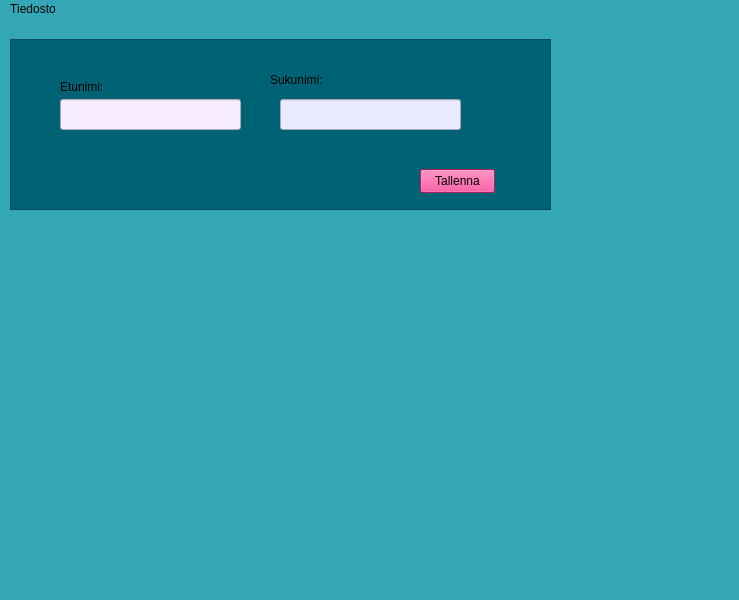
Before: the Qt Designer form tietokantaTesti.ui in katalav/Autolainaus, drawn with Qt 5.
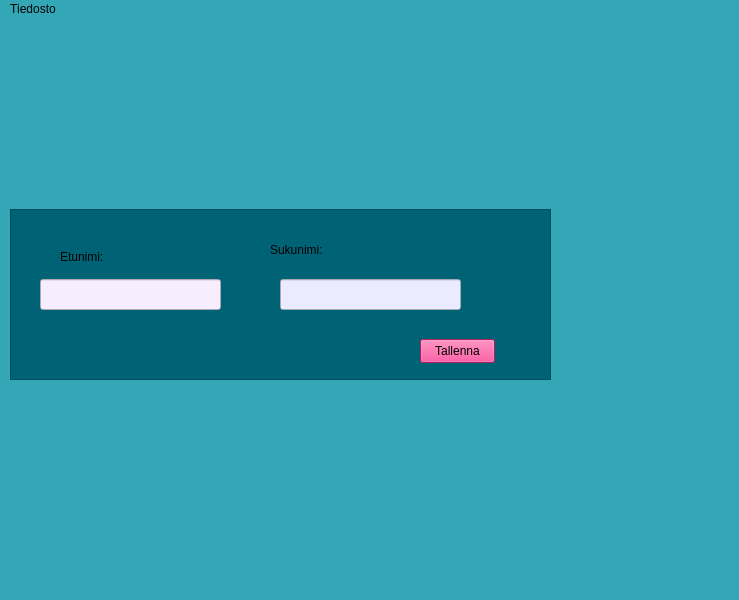
After: the same form once the commit is applied. Icons and pictures are not drawn.

Commit message: 28.1 vähän jotain

Patch:
```diff
--- a/tietokantaTesti.ui
+++ b/tietokantaTesti.ui
@@ -36,8 +36,8 @@
    <widget class="QLabel" name="studentAndKeyLabel">
     <property name="geometry">
      <rect>
-      <x>460</x>
-      <y>240</y>
+      <x>30</x>
+      <y>-20</y>
       <width>231</width>
       <height>241</height>
      </rect>
@@ -50,7 +50,7 @@
     <property name="geometry">
      <rect>
       <x>10</x>
-      <y>20</y>
+      <y>190</y>
       <width>541</width>
       <height>171</height>
      </rect>
@@ -64,35 +64,6 @@
     <property name="frameShadow">
      <enum>QFrame::Shadow::Raised</enum>
     </property>
-    <widget class="QLineEdit" name="firstNameLineEdit">
-     <property name="geometry">
-      <rect>
-       <x>50</x>
-       <y>60</y>
-       <width>181</width>
-       <height>31</height>
-      </rect>
-     </property>
-     <property name="styleSheet">
-      <string notr="true">color: rgb(0, 0, 0);
-background-color: rgb(247, 237, 255);</string>
-     </property>
-    </widget>
-    <widget class="QLineEdit" name="lastNameLineEdit">
-     <property name="geometry">
-      <rect>
-       <x>270</x>
-       <y>60</y>
-       <width>181</width>
-       <height>31</height>
-      </rect>
-     </property>
-     <property name="styleSheet">
-      <string notr="true">color: rgb(0, 0, 0);
-background-color: rgb(235, 235, 255);
-</string>
-     </property>
-    </widget>
     <widget class="QLabel" name="lastNameLabel">
      <property name="geometry">
       <rect>
@@ -136,6 +107,35 @@
      </property>
     </widget>
    </widget>
+   <widget class="QLineEdit" name="lastNameLineEdit">
+    <property name="geometry">
+     <rect>
+      <x>280</x>
+      <y>260</y>
+      <width>181</width>
+      <height>31</height>
+     </rect>
+    </property>
+    <property name="styleSheet">
+     <string notr="true">color: rgb(0, 0, 0);
+background-color: rgb(235, 235, 255);
+</string>
+    </property>
+   </widget>
+   <widget class="QLineEdit" name="firstNameLineEdit">
+    <property name="geometry">
+     <rect>
+      <x>40</x>
+      <y>260</y>
+      <width>181</width>
+      <height>31</height>
+     </rect>
+    </property>
+    <property name="styleSheet">
+     <string notr="true">color: rgb(0, 0, 0);
+background-color: rgb(247, 237, 255);</string>
+    </property>
+   </widget>
   </widget>
   <widget class="QMenuBar" name="menubar">
    <property name="geometry">
```
The commit also changes 2 other files.
